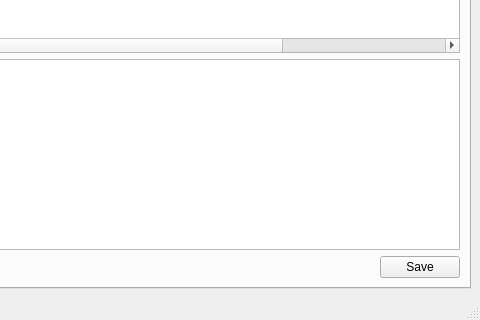
spel-uchile/gsSuchai, file gsRemote/forms/Console.ui: the form before one commit; both pictures show x 160 to 640 and y 201 to 521 of the 640 by 521 pixel window.
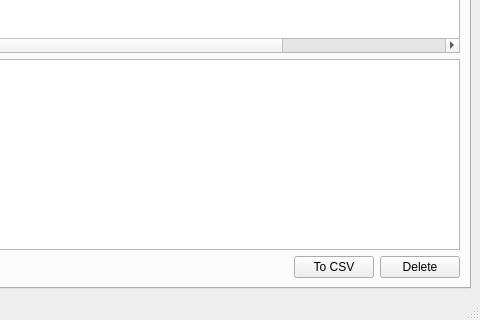
The form after the commit. The open tabs and pages were chosen to show the change. Icons and pictures are not drawn.

Commit message: change telemetry system

```diff
--- a/gsRemote/forms/Console.ui
+++ b/gsRemote/forms/Console.ui
@@ -448,7 +448,14 @@
           <item>
            <widget class="QPushButton" name="pushButton_tcsave">
             <property name="text">
-             <string>Save</string>
+             <string>To CSV</string>
+            </property>
+           </widget>
+          </item>
+          <item>
+           <widget class="QPushButton" name="pushButton_tldelete">
+            <property name="text">
+             <string>Delete</string>
             </property>
            </widget>
           </item>
```
Left out of the diff: 28 changed lines with no effect on the pictures. The commit also changes 2 other files.
